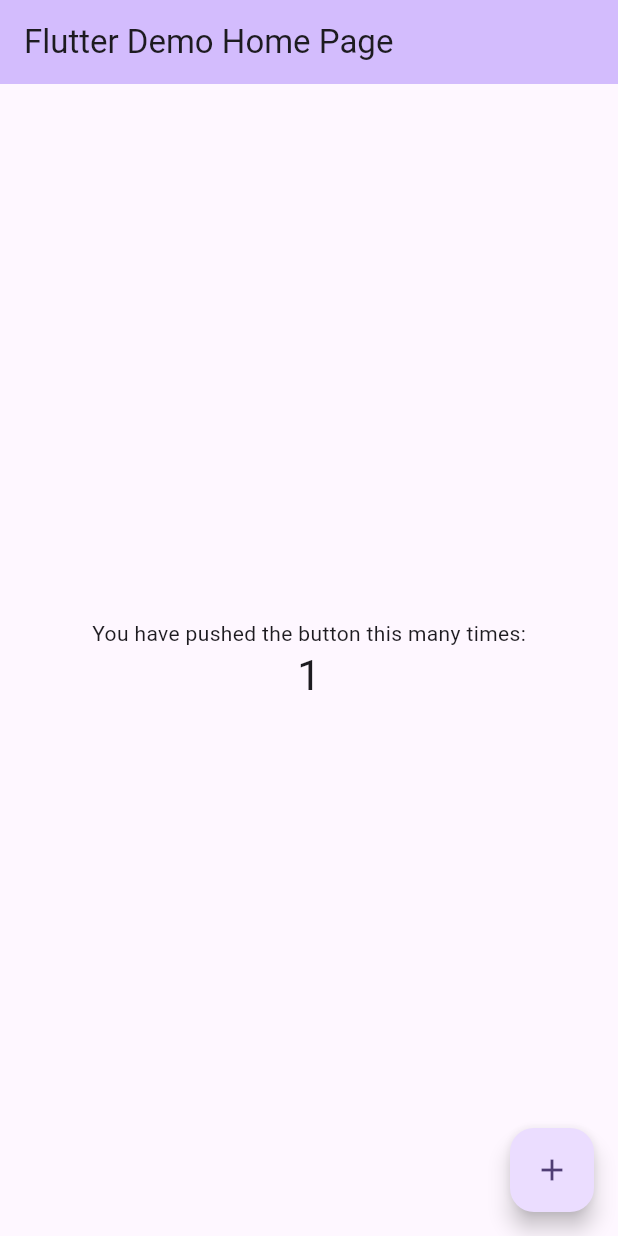
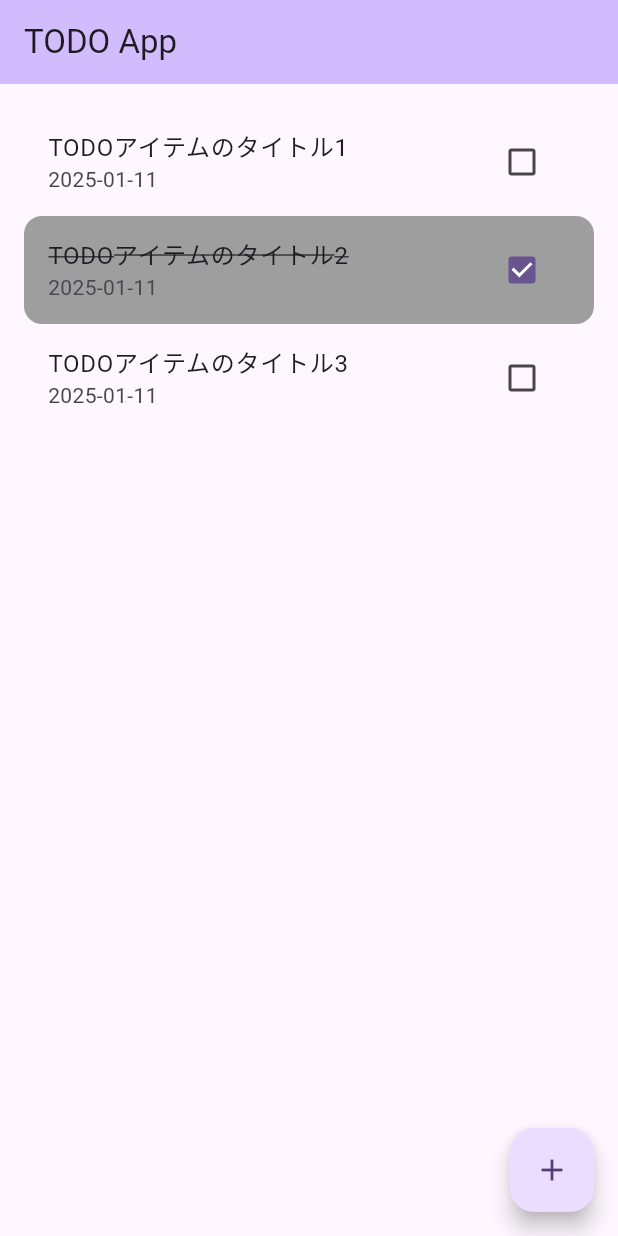
Before and after one commit to r-k-ishizaka/todo_app_flutter, a Flutter app: the screen it shows after launch, after a tap on the "add" icon, on a phone screen of 412 x 824 dp. Run offline on Flutter 3.47's test engine with Material 3 defaults, Android fonts, the phone set to English and light mode, and no system bars.

Commit message:
ホーム画面を実装

```diff
--- a/lib/main.dart
+++ b/lib/main.dart
@@ -1,4 +1,5 @@
 import 'package:flutter/material.dart';
+import 'package:todo_app/ui/pages/home/home_page.dart';
 
 void main() {
   runApp(const MyApp());
@@ -7,119 +8,15 @@
 class MyApp extends StatelessWidget {
   const MyApp({super.key});
 
-  // This widget is the root of your application.
   @override
   Widget build(BuildContext context) {
     return MaterialApp(
       title: 'Flutter Demo',
       theme: ThemeData(
-        // This is the theme of your application.
-        //
-        // TRY THIS: Try running your application with "flutter run". You'll see
-        // the application has a purple toolbar. Then, without quitting the app,
-        // try changing the seedColor in the colorScheme below to Colors.green
-        // and then invoke "hot reload" (save your changes or press the "hot
-        // reload" button in a Flutter-supported IDE, or press "r" if you used
-        // the command line to start the app).
-        //
-        // Notice that the counter didn't reset back to zero; the application
-        // state is not lost during the reload. To reset the state, use hot
-        // restart instead.
-        //
-        // This works for code too, not just values: Most code changes can be
-        // tested with just a hot reload.
         colorScheme: ColorScheme.fromSeed(seedColor: Colors.deepPurple),
         useMaterial3: true,
       ),
-      home: const MyHomePage(title: 'Flutter Demo Home Page'),
+      home: const HomePage(title: 'TODO App'),
     );
   }
 }
-
-class MyHomePage extends StatefulWidget {
-  const MyHomePage({super.key, required this.title});
-
-  // This widget is the home page of your application. It is stateful, meaning
-  // that it has a State object (defined below) that contains fields that affect
-  // how it looks.
-
-  // This class is the configuration for the state. It holds the values (in this
-  // case the title) provided by the parent (in this case the App widget) and
-  // used by the build method of the State. Fields in a Widget subclass are
-  // always marked "final".
-
-  final String title;
-
-  @override
-  State<MyHomePage> createState() => _MyHomePageState();
-}
-
-class _MyHomePageState extends State<MyHomePage> {
-  int _counter = 0;
-
-  void _incrementCounter() {
-    setState(() {
-      // This call to setState tells the Flutter framework that something has
-      // changed in this State, which causes it to rerun the build method below
-      // so that the display can reflect the updated values. If we changed
-      // _counter without calling setState(), then the build method would not be
-      // called again, and so nothing would appear to happen.
-      _counter++;
-    });
-  }
-
-  @override
-  Widget build(BuildContext context) {
-    // This method is rerun every time setState is called, for instance as done
-    // by the _incrementCounter method above.
-    //
-    // The Flutter framework has been optimized to make rerunning build methods
-    // fast, so that you can just rebuild anything that needs updating rather
-    // than having to individually change instances of widgets.
-    return Scaffold(
-      appBar: AppBar(
-        // TRY THIS: Try changing the color here to a specific color (to
-        // Colors.amber, perhaps?) and trigger a hot reload to see the AppBar
-        // change color while the other colors stay the same.
-        backgroundColor: Theme.of(context).colorScheme.inversePrimary,
-        // Here we take the value from the MyHomePage object that was created by
-        // the App.build method, and use it to set our appbar title.
-        title: Text(widget.title),
-      ),
-      body: Center(
-        // Center is a layout widget. It takes a single child and positions it
-        // in the middle of the parent.
-        child: Column(
-          // Column is also a layout widget. It takes a list of children and
-          // arranges them vertically. By default, it sizes itself to fit its
-          // children horizontally, and tries to be as tall as its parent.
-          //
-          // Column has various properties to control how it sizes itself and
-          // how it positions its children. Here we use mainAxisAlignment to
-          // center the children vertically; the main axis here is the vertical
-          // axis because Columns are vertical (the cross axis would be
-          // horizontal).
-          //
-          // TRY THIS: Invoke "debug painting" (choose the "Toggle Debug Paint"
-          // action in the IDE, or press "p" in the console), to see the
-          // wireframe for each widget.
-          mainAxisAlignment: MainAxisAlignment.center,
-          children: <Widget>[
-            const Text(
-              'You have pushed the button this many times:',
-            ),
-            Text(
-              '$_counter',
-              style: Theme.of(context).textTheme.headlineMedium,
-            ),
-          ],
-        ),
-      ),
-      floatingActionButton: FloatingActionButton(
-        onPressed: _incrementCounter,
-        tooltip: 'Increment',
-        child: const Icon(Icons.add),
-      ), // This trailing comma makes auto-formatting nicer for build methods.
-    );
-  }
-}
--- /dev/null
+++ b/lib/ui/pages/home/home_page.dart
@@ -0,0 +1,71 @@
+import 'package:flutter/material.dart';
+
+import '../../../domain/models/todo_item.dart';
+import '../../../domain/models/types/due_date_time.dart';
+import '../../components/todo_item_widget.dart';
+
+/// ホーム画面
+class HomePage extends StatefulWidget {
+  const HomePage({super.key, required this.title});
+
+  final String title;
+
+  @override
+  State<HomePage> createState() => _HomePageState();
+}
+
+class _HomePageState extends State<HomePage> {
+  final List<TodoItem> _todoItems = [
+    TodoItem(
+      title: 'TODOアイテムのタイトル1',
+      isCompleted: false,
+      dueDateTime: DueDateTime(DateTime.now()),
+    ),
+    TodoItem(
+      title: 'TODOアイテムのタイトル2',
+      isCompleted: true,
+      dueDateTime: DueDateTime(DateTime.now()),
+    ),
+  ];
+
+  // TODO 画面確認用に実装、後で消す
+  void _addTodoItem() {
+    setState(() {
+      _todoItems.add(TodoItem(
+        title: 'TODOアイテムのタイトル${_todoItems.length + 1}',
+        isCompleted: _todoItems.length % 2 == 1,
+        dueDateTime: DueDateTime(DateTime.now()),
+      ));
+    });
+  }
+
+  @override
+  Widget build(BuildContext context) {
+    return Scaffold(
+      appBar: AppBar(
+        backgroundColor: Theme.of(context).colorScheme.inversePrimary,
+        title: Text(widget.title),
+      ),
+      body: ListView.builder(
+        padding: const EdgeInsets.all(16),
+        itemCount: _todoItems.length,
+        itemBuilder: (BuildContext context, int index) {
+          return TodoItemWidget(
+            todoItem: _todoItems[index],
+            onToggle: () {
+              // TODO チェックボックスのトグル時の処理を実装
+            },
+          );
+        },
+      ),
+      floatingActionButton: FloatingActionButton(
+        onPressed: () {
+          // TODO 追加ボタン押下時の処理を実装
+          _addTodoItem();
+        },
+        tooltip: 'Increment',
+        child: const Icon(Icons.add),
+      ),
+    );
+  }
+}
```
